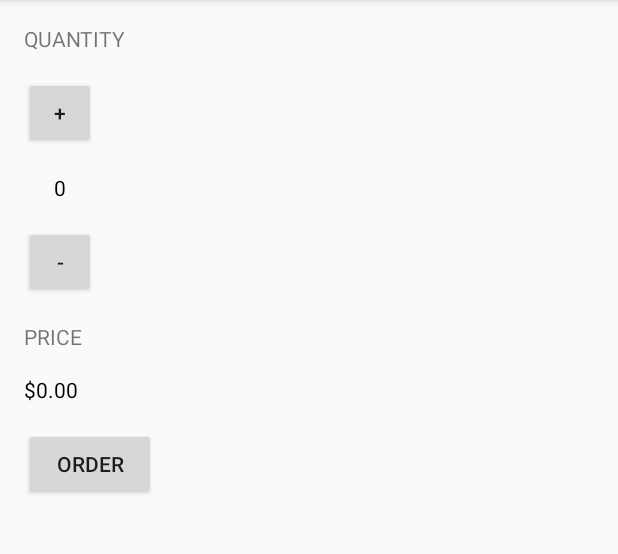
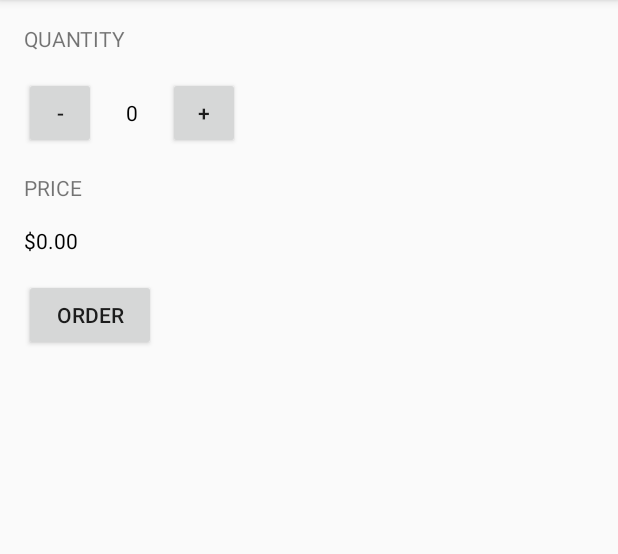
Before and after one commit to Gopikrishna19/learning-android, an Android app: the screen it shows after launch (MainActivity), on a phone screen of 412 x 824 dp, the part 84-638 px from its top. Run offline under Robolectric (Android 15) with nearby library versions, the phone set to English and light mode, and no system bars.

Commit message:
update quantity picker layout

```diff
--- a/app/src/main/res/layout/activity_main.xml
+++ b/app/src/main/res/layout/activity_main.xml
@@ -16,27 +16,31 @@
         android:text="@string/quantity"
         android:textAllCaps="true"/>
 
+    <LinearLayout
+        android:layout_width="wrap_content"
+        android:layout_height="wrap_content"
+        android:layout_marginBottom="@dimen/activity_gutter"
+        android:orientation="horizontal">
+
         <Button
             android:layout_width="48dp"
             android:layout_height="48dp"
-        android:onClick="incrementQuantity"
-        android:layout_marginBottom="@dimen/activity_gutter"
-        android:text="@string/plus"/>
+            android:onClick="decrementQuantity"
+            android:text="@string/minus"/>
 
         <TextView
             android:id="@+id/txtQuantity"
             android:layout_width="48dp"
+            android:layout_height="wrap_content"
             android:textAlignment="center"
-        android:layout_height="wrap_content"
-        android:layout_marginBottom="@dimen/activity_gutter"
             android:textColor="@android:color/black"/>
 
         <Button
             android:layout_width="48dp"
             android:layout_height="48dp"
-        android:onClick="decrementQuantity"
-        android:layout_marginBottom="@dimen/activity_gutter"
-        android:text="@string/minus"/>
+            android:onClick="incrementQuantity"
+            android:text="@string/plus"/>
+    </LinearLayout>
 
     <TextView
         android:layout_width="wrap_content"
@@ -58,5 +62,4 @@
         android:onClick="submitOrder"
         android:text="@string/order"/>
 
-
 </LinearLayout>
```
Lines whose indentation alone changed are shown as unchanged.
